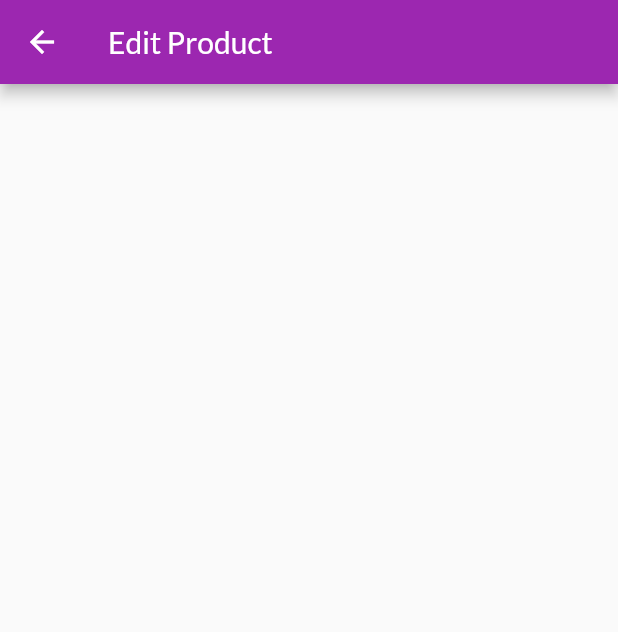
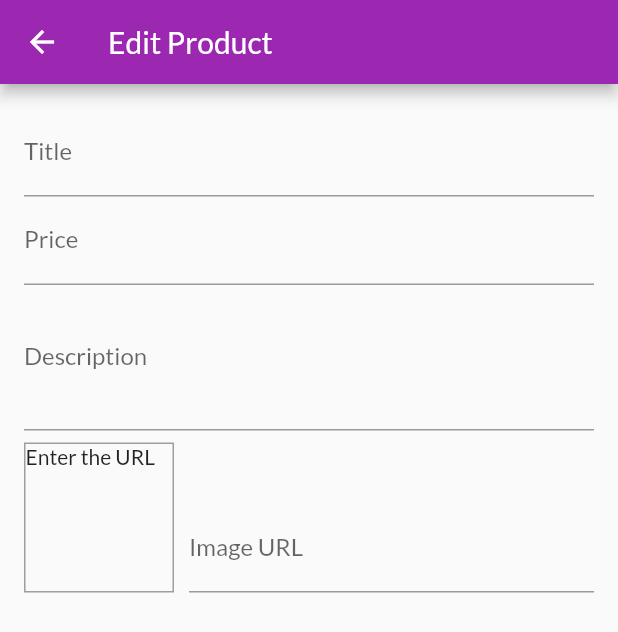
Before and after one commit to domel06/flutter_myshop-tutapp, a Flutter app: the EditProductScreen screen opened directly, on a phone screen of 412 x 824 dp. Shown: the top 632 px of the screen. Run offline on Flutter 3.47's test engine with Material 2 defaults, Android fonts, the phone set to English and light mode, and no system bars; network calls fail.

Commit message:
adding the user form for adding products

```diff
--- a/lib/main.dart
+++ b/lib/main.dart
@@ -3,6 +3,7 @@ import 'package:myshop/providers/cart.dart';
 import 'package:myshop/providers/orders.dart';
 import 'package:myshop/screens/cartScreen.dart';
 import 'package:myshop/screens/detailScreen.dart';
+import 'package:myshop/screens/editProductScreen.dart';
 import 'package:myshop/screens/order_screen.dart';
 import 'package:myshop/screens/product_overview_screen.dart';
 import 'package:myshop/screens/user_productScreen.dart';
@@ -46,6 +47,7 @@ class MyApp extends StatelessWidget {
           CartScreen.routeName:(ctx)=>CartScreen(),
           OrderScreen.namedRoute:(ctx)=>OrderScreen(),
           UserProductScreen.namedRoute:(ctx)=>UserProductScreen(),
+          EditProductScreen.namedRoute:(ctx)=>EditProductScreen(),
         },),
     );
 
--- a/lib/screens/editProductScreen.dart
+++ b/lib/screens/editProductScreen.dart
@@ -1,18 +1,72 @@
 import 'package:flutter/material.dart';
 
 class EditProductScreen extends StatefulWidget {
-  const EditProductScreen({Key key}) : super(key: key);
+  static const namedRoute = '/editProduct';
+
+
 
   @override
   _EditProductScreenState createState() => _EditProductScreenState();
 }
 
+
 class _EditProductScreenState extends State<EditProductScreen> {
+ final _imageUrlController = TextEditingController();
+
+
   @override
   Widget build(BuildContext context) {
     return Scaffold(
-      appBar: AppBar(title: Text('Edit Product'),),
-      body: ListView()
+      appBar: AppBar(
+        title: Text('Edit Product'),
+      ),
+      body: Padding(
+        padding: const EdgeInsets.all(16.0),
+        child: Form(
+          child: ListView(
+            children: <Widget>[
+              TextFormField(
+                decoration: InputDecoration(labelText: 'Title'),
+                textInputAction: TextInputAction.next,
+              ),
+              TextFormField(
+                decoration: InputDecoration(labelText: 'Price'),
+                textInputAction: TextInputAction.next,
+                keyboardType: TextInputType.number,
+              ),
+              TextFormField(
+                decoration: InputDecoration(labelText: 'Description'),
+                maxLines: 3,
+                keyboardType: TextInputType.multiline,
+              ),
+              Row(
+                crossAxisAlignment: CrossAxisAlignment.end,
+                children: <Widget>[
+                  Container(
+                    height: 100,
+                    width: 100,
+                    margin: EdgeInsets.only(top: 8, right: 10),
+                    decoration: BoxDecoration(
+                        border: Border.all(width: 1, color: Colors.grey)),
+                    child: _imageUrlController.text.isEmpty? Text('Enter the URL') : FittedBox(
+                      child: Image.network(_imageUrlController.text),
+                      fit: BoxFit.cover,
+                    ),
+                  ),
+                  Expanded(
+                    child: TextFormField(
+                      decoration: InputDecoration(labelText: 'Image URL'),
+                      keyboardType: TextInputType.url,
+                      textInputAction: TextInputAction.done,
+                      controller: _imageUrlController,
+                    ),
+                  )
+                ],
+              )
+            ],
+          ),
+        ),
+      ),
     );
   }
 }
--- a/lib/screens/user_productScreen.dart
+++ b/lib/screens/user_productScreen.dart
@@ -1,4 +1,5 @@
 import 'package:flutter/material.dart';
+import 'package:myshop/screens/editProductScreen.dart';
 import 'package:myshop/widget/app_drawer.dart';
 import 'package:myshop/widget/user-product_list.dart';
 import 'package:provider/provider.dart';
@@ -17,7 +18,7 @@ class UserProductScreen extends StatelessWidget {
           IconButton(
               icon: Icon(Icons.add),
               onPressed: () {
-                //navigate to add product
+                Navigator.of(context).pushNamed(EditProductScreen.namedRoute);
               })
         ],
       ),
@@ -25,13 +26,12 @@ class UserProductScreen extends StatelessWidget {
       body: Padding(
         padding: EdgeInsets.all(8),
         child: ListView.builder(
-          itemBuilder: (ctx, i) => Column(
-            children:[
-              UserProductList(
+          itemBuilder: (ctx, i) => Column(children: [
+            UserProductList(
                 title: products.items[i].title,
                 imageUrl: products.items[i].imageUrl),
-                Divider()
-            ]),
+            Divider()
+          ]),
           itemCount: products.items.length,
         ),
       ),
```
